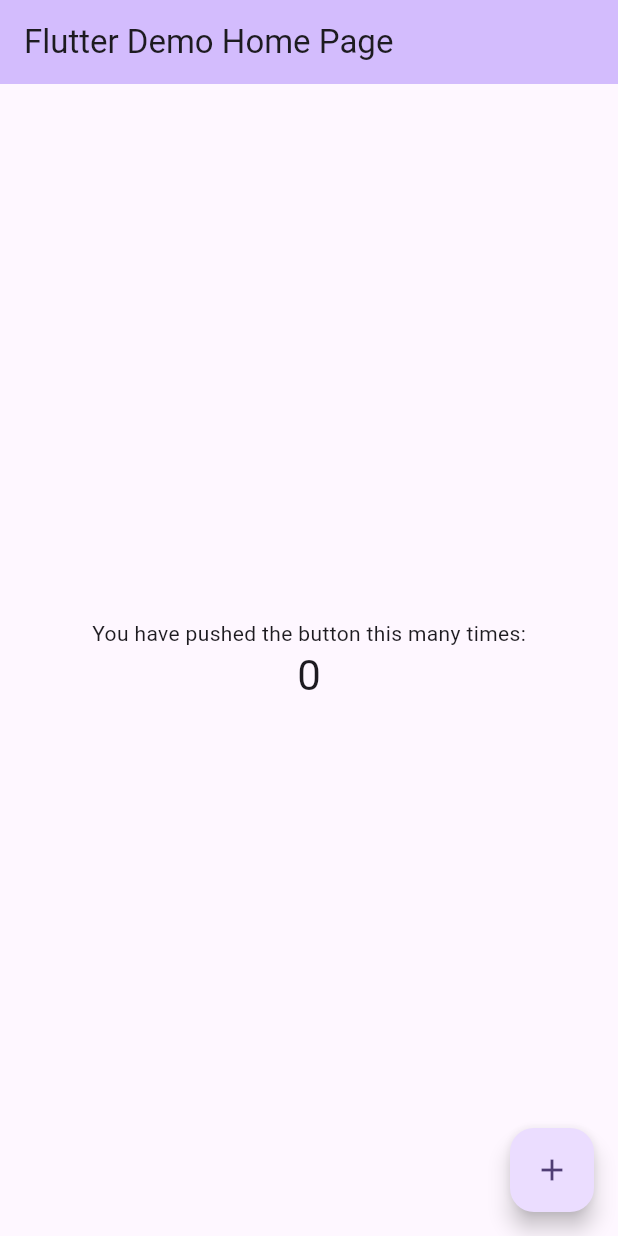
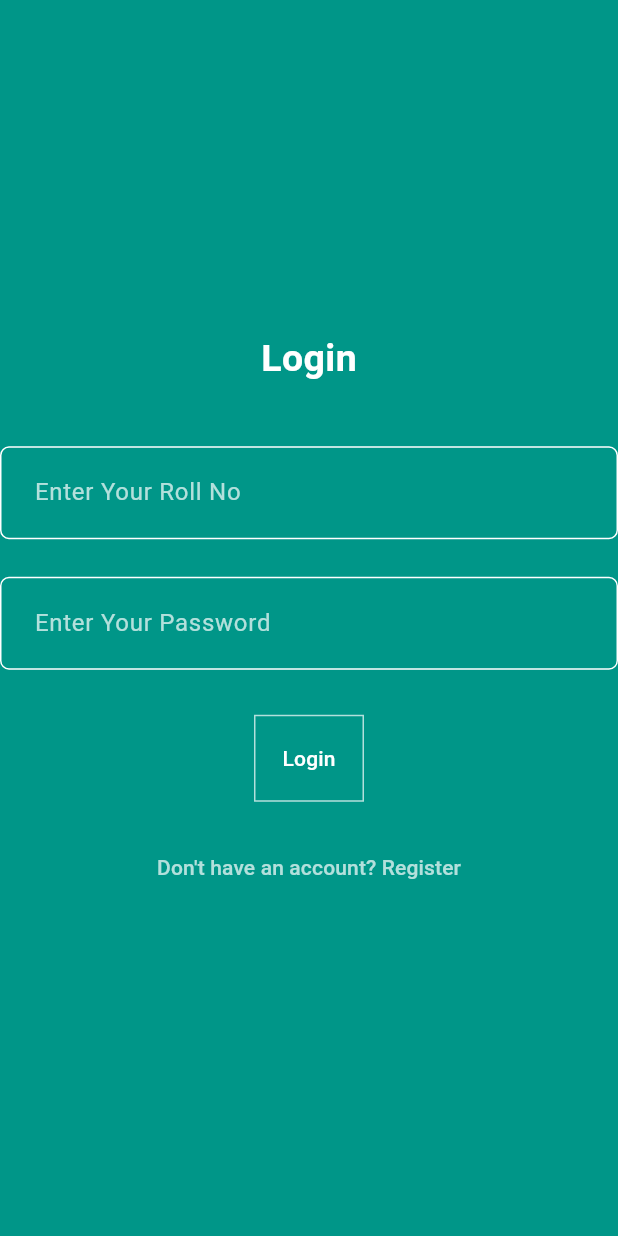
Before and after one commit to ankith5980/qrapp, a Flutter app: the screen it shows after launch, on a phone screen of 412 x 824 dp. Run offline on Flutter 3.47's test engine with Material 3 defaults, Android fonts, the phone set to English and light mode, and no system bars.

Commit message:
New Commit 12/03/2024

```diff
--- /dev/null
+++ b/lib/loginscreen.dart
@@ -0,0 +1,84 @@
+import 'package:flutter/material.dart';
+import 'package:qrapp/registration.dart';
+
+class LogIn extends StatefulWidget {
+  const LogIn({super.key});
+
+  @override
+  State<LogIn> createState() => _LogInState();
+}
+
+class _LogInState extends State<LogIn> {
+  @override
+  Widget build(BuildContext context) {
+    return MaterialApp(
+      debugShowCheckedModeBanner: false,
+      home: Scaffold(
+        backgroundColor: Colors.teal,
+        body: Center(
+            child: Column(
+          mainAxisAlignment: MainAxisAlignment.center,
+          crossAxisAlignment: CrossAxisAlignment.center,
+          children: [
+            Text(
+              "Login",
+              style: TextStyle(
+                  color: Colors.white,
+                  fontSize: 25,
+                  fontWeight: FontWeight.bold),
+            ),
+            SizedBox(height: 40),
+            TextField(
+              decoration: InputDecoration(
+                  enabledBorder: OutlineInputBorder(
+                    borderSide: BorderSide(color: Colors.white, width: 1),
+                    borderRadius: BorderRadius.circular(6),
+                  ),
+                  hintText: "Enter Your Roll No",
+                  hintStyle: TextStyle(color: Colors.white70),
+                  contentPadding: EdgeInsetsDirectional.all(19.0)),
+            ),
+            SizedBox(height: 25),
+            TextField(
+              decoration: InputDecoration(
+                enabledBorder: OutlineInputBorder(
+                  borderSide: BorderSide(color: Colors.white, width: 1),
+                  borderRadius: BorderRadius.circular(6),
+                ),
+                hintText: "Enter Your Password",
+                hintStyle: TextStyle(color: Colors.white70),
+                contentPadding: EdgeInsetsDirectional.all(19.0),
+              ),
+            ),
+            SizedBox(height: 30),
+            TextButton(
+              style: ElevatedButton.styleFrom(
+                shape: RoundedRectangleBorder(
+                    side: BorderSide(color: Colors.white70, width: 1)),
+                foregroundColor: Colors.white,
+                padding: EdgeInsets.all(19.0),
+              ),
+              onPressed: () {},
+              child: Text(
+                "Login",
+                style: TextStyle(color: Colors.white),
+              ),
+            ),
+            SizedBox(height: 20),
+            TextButton(
+                onPressed: () {
+                  Navigator.push(
+                    context,
+                    MaterialPageRoute(builder: (context) => Register()),
+                  );
+                },
+                child: Text(
+                  "Don't have an account? Register",
+                  style: TextStyle(color: Colors.white70),
+                ))
+          ],
+        )),
+      ),
+    );
+  }
+}
--- a/lib/main.dart
+++ b/lib/main.dart
@@ -1,125 +1,24 @@
 import 'package:flutter/material.dart';
+import 'package:qrapp/loginscreen.dart';
+import 'package:qrapp/registration.dart';
 
 void main() {
-  runApp(const MyApp());
+  runApp(const QrApp());
 }
 
-class MyApp extends StatelessWidget {
-  const MyApp({super.key});
+class QrApp extends StatefulWidget {
+  const QrApp({super.key});
 
-  // This widget is the root of your application.
+  @override
+  State<QrApp> createState() => _QrAppState();
+}
+
+class _QrAppState extends State<QrApp> {
   @override
   Widget build(BuildContext context) {
     return MaterialApp(
-      title: 'Flutter Demo',
-      theme: ThemeData(
-        // This is the theme of your application.
-        //
-        // TRY THIS: Try running your application with "flutter run". You'll see
-        // the application has a purple toolbar. Then, without quitting the app,
-        // try changing the seedColor in the colorScheme below to Colors.green
-        // and then invoke "hot reload" (save your changes or press the "hot
-        // reload" button in a Flutter-supported IDE, or press "r" if you used
-        // the command line to start the app).
-        //
-        // Notice that the counter didn't reset back to zero; the application
-        // state is not lost during the reload. To reset the state, use hot
-        // restart instead.
-        //
-        // This works for code too, not just values: Most code changes can be
-        // tested with just a hot reload.
-        colorScheme: ColorScheme.fromSeed(seedColor: Colors.deepPurple),
-        useMaterial3: true,
-      ),
-      home: const MyHomePage(title: 'Flutter Demo Home Page'),
+      debugShowCheckedModeBanner: false,
+      home: LogIn(),
     );
   }
 }
-
-class MyHomePage extends StatefulWidget {
-  const MyHomePage({super.key, required this.title});
-
-  // This widget is the home page of your application. It is stateful, meaning
-  // that it has a State object (defined below) that contains fields that affect
-  // how it looks.
-
-  // This class is the configuration for the state. It holds the values (in this
-  // case the title) provided by the parent (in this case the App widget) and
-  // used by the build method of the State. Fields in a Widget subclass are
-  // always marked "final".
-
-  final String title;
-
-  @override
-  State<MyHomePage> createState() => _MyHomePageState();
-}
-
-class _MyHomePageState extends State<MyHomePage> {
-  int _counter = 0;
-
-  void _incrementCounter() {
-    setState(() {
-      // This call to setState tells the Flutter framework that something has
-      // changed in this State, which causes it to rerun the build method below
-      // so that the display can reflect the updated values. If we changed
-      // _counter without calling setState(), then the build method would not be
-      // called again, and so nothing would appear to happen.
-      _counter++;
-    });
-  }
-
-  @override
-  Widget build(BuildContext context) {
-    // This method is rerun every time setState is called, for instance as done
-    // by the _incrementCounter method above.
-    //
-    // The Flutter framework has been optimized to make rerunning build methods
-    // fast, so that you can just rebuild anything that needs updating rather
-    // than having to individually change instances of widgets.
-    return Scaffold(
-      appBar: AppBar(
-        // TRY THIS: Try changing the color here to a specific color (to
-        // Colors.amber, perhaps?) and trigger a hot reload to see the AppBar
-        // change color while the other colors stay the same.
-        backgroundColor: Theme.of(context).colorScheme.inversePrimary,
-        // Here we take the value from the MyHomePage object that was created by
-        // the App.build method, and use it to set our appbar title.
-        title: Text(widget.title),
-      ),
-      body: Center(
-        // Center is a layout widget. It takes a single child and positions it
-        // in the middle of the parent.
-        child: Column(
-          // Column is also a layout widget. It takes a list of children and
-          // arranges them vertically. By default, it sizes itself to fit its
-          // children horizontally, and tries to be as tall as its parent.
-          //
-          // Column has various properties to control how it sizes itself and
-          // how it positions its children. Here we use mainAxisAlignment to
-          // center the children vertically; the main axis here is the vertical
-          // axis because Columns are vertical (the cross axis would be
-          // horizontal).
-          //
-          // TRY THIS: Invoke "debug painting" (choose the "Toggle Debug Paint"
-          // action in the IDE, or press "p" in the console), to see the
-          // wireframe for each widget.
-          mainAxisAlignment: MainAxisAlignment.center,
-          children: <Widget>[
-            const Text(
-              'You have pushed the button this many times:',
-            ),
-            Text(
-              '$_counter',
-              style: Theme.of(context).textTheme.headlineMedium,
-            ),
-          ],
-        ),
-      ),
-      floatingActionButton: FloatingActionButton(
-        onPressed: _incrementCounter,
-        tooltip: 'Increment',
-        child: const Icon(Icons.add),
-      ), // This trailing comma makes auto-formatting nicer for build methods.
-    );
-  }
-}
```
Also changed, not shown: lib/registration.dart (added, +105 -0 lines), 1 other file.
